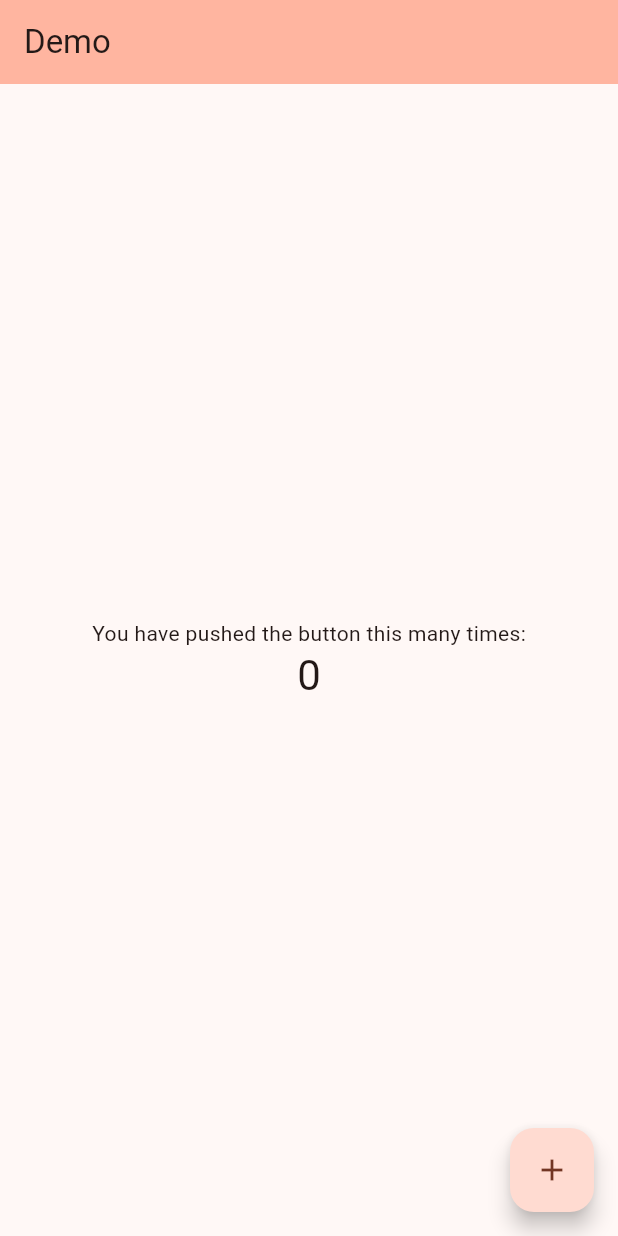
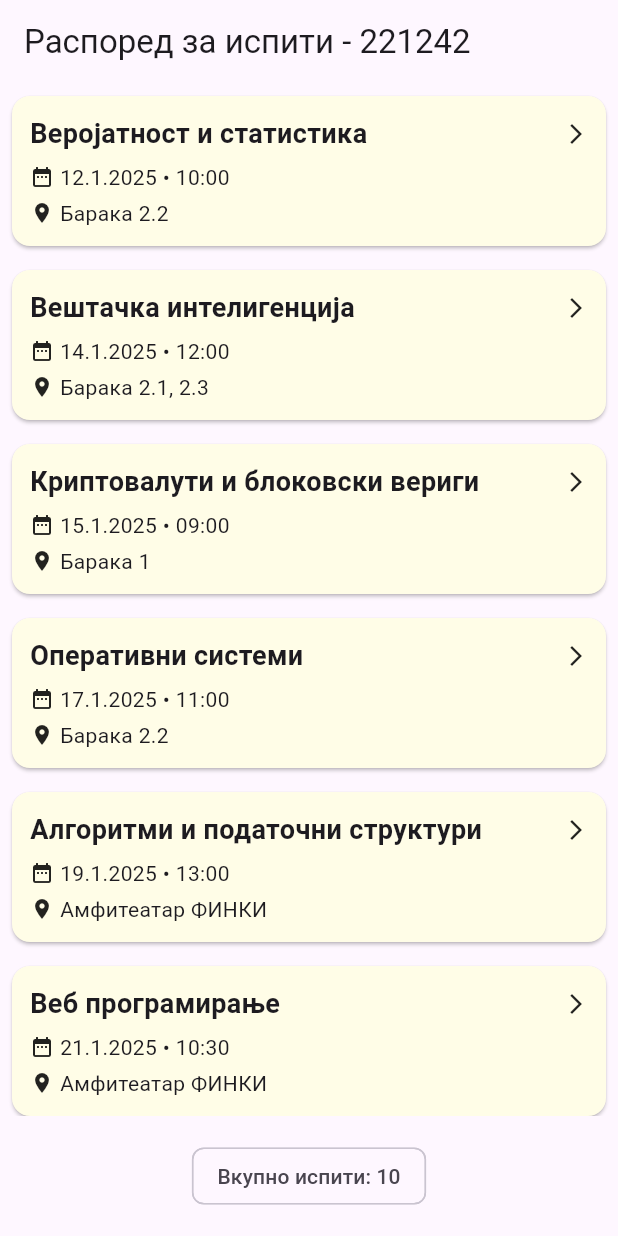
Before and after one commit to XimailMicho/Mobilni_labs, a Flutter app: the screen it shows after launch, on a phone screen of 412 x 824 dp. Run offline on Flutter 3.47's test engine with Material 3 defaults, Android fonts, the phone set to English and light mode, and no system bars.

Commit message:
Implemented lab1

```diff
--- a/lib/main.dart
+++ b/lib/main.dart
@@ -1,122 +1,18 @@
+import 'package:lab1/screens/ExamListScreen.dart';
 import 'package:flutter/material.dart';
 
 void main() {
-  runApp(const MyApp());
+  runApp(const ExamSchedulerApp());
 }
 
-class MyApp extends StatelessWidget {
-  const MyApp({super.key});
+class ExamSchedulerApp extends StatelessWidget {
+  const ExamSchedulerApp({super.key});
 
-  // This widget is the root of your application.
   @override
   Widget build(BuildContext context) {
     return MaterialApp(
-      title: 'Flutter Demo',
-      theme: ThemeData(
-        // This is the theme of your application.
-        //
-        // TRY THIS: Try running your application with "flutter run". You'll see
-        // the application has a purple toolbar. Then, without quitting the app,
-        // try changing the seedColor in the colorScheme below to Colors.green
-        // and then invoke "hot reload" (save your changes or press the "hot
-        // reload" button in a Flutter-supported IDE, or press "r" if you used
-        // the command line to start the app).
-        //
-        // Notice that the counter didn't reset back to zero; the application
-        // state is not lost during the reload. To reset the state, use hot
-        // restart instead.
-        //
-        // This works for code too, not just values: Most code changes can be
-        // tested with just a hot reload.
-        colorScheme: ColorScheme.fromSeed(seedColor: Colors.deepOrange),
-      ),
-      home: const MyHomePage(title: 'Flutter Demo Home Page'),
+      debugShowCheckedModeBanner: false,
+      home: const ExamListScreen(indexNumber: '221242'),
     );
   }
 }
-
-class MyHomePage extends StatefulWidget {
-  const MyHomePage({super.key, required this.title});
-
-  // This widget is the home page of your application. It is stateful, meaning
-  // that it has a State object (defined below) that contains fields that affect
-  // how it looks.
-
-  // This class is the configuration for the state. It holds the values (in this
-  // case the title) provided by the parent (in this case the App widget) and
-  // used by the build method of the State. Fields in a Widget subclass are
-  // always marked "final".
-
-  final String title;
-
-  @override
-  State<MyHomePage> createState() => _MyHomePageState();
-}
-
-class _MyHomePageState extends State<MyHomePage> {
-  int _counter = 0;
-
-  void _incrementCounter() {
-    setState(() {
-      // This call to setState tells the Flutter framework that something has
-      // changed in this State, which causes it to rerun the build method below
-      // so that the display can reflect the updated values. If we changed
-      // _counter without calling setState(), then the build method would not be
-      // called again, and so nothing would appear to happen.
-      _counter++;
-    });
-  }
-
-  @override
-  Widget build(BuildContext context) {
-    // This method is rerun every time setState is called, for instance as done
-    // by the _incrementCounter method above.
-    //
-    // The Flutter framework has been optimized to make rerunning build methods
-    // fast, so that you can just rebuild anything that needs updating rather
-    // than having to individually change instances of widgets.
-    return Scaffold(
-      appBar: AppBar(
-        // TRY THIS: Try changing the color here to a specific color (to
-        // Colors.amber, perhaps?) and trigger a hot reload to see the AppBar
-        // change color while the other colors stay the same.
-        backgroundColor: Theme.of(context).colorScheme.inversePrimary,
-        // Here we take the value from the MyHomePage object that was created by
-        // the App.build method, and use it to set our appbar title.
-        title: Text("Demo"),
-      ),
-      body: Center(
-        // Center is a layout widget. It takes a single child and positions it
-        // in the middle of the parent.
-        child: Column(
-          // Column is also a layout widget. It takes a list of children and
-          // arranges them vertically. By default, it sizes itself to fit its
-          // children horizontally, and tries to be as tall as its parent.
-          //
-          // Column has various properties to control how it sizes itself and
-          // how it positions its children. Here we use mainAxisAlignment to
-          // center the children vertically; the main axis here is the vertical
-          // axis because Columns are vertical (the cross axis would be
-          // horizontal).
-          //
-          // TRY THIS: Invoke "debug painting" (choose the "Toggle Debug Paint"
-          // action in the IDE, or press "p" in the console), to see the
-          // wireframe for each widget.
-          mainAxisAlignment: MainAxisAlignment.center,
-          children: <Widget>[
-            const Text('You have pushed the button this many times:'),
-            Text(
-              '$_counter',
-              style: Theme.of(context).textTheme.headlineMedium,
-            ),
-          ],
-        ),
-      ),
-      floatingActionButton: FloatingActionButton(
-        onPressed: _incrementCounter,
-        tooltip: 'Increment',
-        child: const Icon(Icons.add),
-      ), // This trailing comma makes auto-formatting nicer for build methods.
-    );
-  }
-}
--- /dev/null
+++ b/lib/models/Exam.dart
@@ -0,0 +1,11 @@
+class Exam {
+  final String subject;
+  final DateTime dateTime;
+  final List<String> classrooms;
+
+  Exam({
+    required this.subject,
+    required this.dateTime,
+    required this.classrooms,
+  });
+}
--- /dev/null
+++ b/lib/screens/ExamListScreen.dart
@@ -0,0 +1,42 @@
+import 'package:flutter/material.dart';
+import '../models/Exam.dart';
+import '../widgets/ExamCard.dart';
+
+class ExamListScreen extends StatelessWidget {
+  final String indexNumber;
+  const ExamListScreen({super.key, required this.indexNumber});
+
+  @override
+  Widget build(BuildContext context) {
+    final exams = [
+      Exam(subject: 'Веројатност и статистика', dateTime: DateTime(2025, 1, 12, 10, 0), classrooms: ['Барака 2.2']),
+      Exam(subject: 'Вештачка интелигенција', dateTime: DateTime(2025, 1, 14, 12, 0), classrooms: ['Барака 2.1', '2.3']),
+      Exam(subject: 'Криптовалути и блоковски вериги', dateTime: DateTime(2025, 1, 15, 9, 0), classrooms: ['Барака 1']),
+      Exam(subject: 'Оперативни системи', dateTime: DateTime(2025, 1, 17, 11, 0), classrooms: ['Барака 2.2']),
+      Exam(subject: 'Алгоритми и податочни структури', dateTime: DateTime(2025, 1, 19, 13, 0), classrooms: ['Амфитеатар ФИНКИ']),
+      Exam(subject: 'Веб програмирање', dateTime: DateTime(2025, 1, 21, 10, 30), classrooms: ['Амфитеатар ФИНКИ']),
+      Exam(subject: 'Калкулус', dateTime: DateTime(2026, 3, 23, 8, 0), classrooms: ['112']),
+      Exam(subject: 'Структурно програмирање', dateTime: DateTime(2026, 4, 25, 9, 30), classrooms: ['Барака 2.1']),
+      Exam(subject: 'Бази на податоци', dateTime: DateTime(2025, 1, 27, 11, 30), classrooms: ['Барака 1', '3']),
+      Exam(subject: 'Континуирана интеграција и испорака', dateTime: DateTime(2026, 5, 29, 14, 0), classrooms: ['Барака 1']),
+    ]..sort((a, b) => a.dateTime.compareTo(b.dateTime));
+
+    return Scaffold(
+      appBar: AppBar(title: Text('Распоред за испити - $indexNumber')),
+      body: Column(
+        children: [
+          Expanded(
+            child: ListView.builder(
+              itemCount: exams.length,
+              itemBuilder: (context, index) => ExamCard(exam: exams[index]),
+            ),
+          ),
+          Container(
+            padding: const EdgeInsets.all(16),
+            child: Chip(label: Text('Вкупно испити: ${exams.length}')),
+          ),
+        ],
+      ),
+    );
+  }
+}
--- /dev/null
+++ b/lib/widgets/ExamCard.dart
@@ -0,0 +1,51 @@
+import 'package:flutter/material.dart';
+import '../models/Exam.dart';
+import '../screens/ExamDetailsScreen.dart';
+
+class ExamCard extends StatelessWidget {
+  final Exam exam;
+  const ExamCard({super.key, required this.exam});
+
+  @override
+  Widget build(BuildContext context) {
+    final now = DateTime.now();
+    final isPast = exam.dateTime.isBefore(now);
+
+    return Card(
+      color: isPast ? Colors.yellow.shade50 : Colors.white,
+      margin: const EdgeInsets.all(8),
+      child: InkWell(
+        onTap: () => Navigator.push(
+          context,
+          MaterialPageRoute(builder: (_) => ExamDetailScreen(exam: exam)),
+        ),
+        child: Padding(
+          padding: const EdgeInsets.all(12),
+          child: Column(
+            crossAxisAlignment: CrossAxisAlignment.start,
+            children: [
+              Row(
+                children: [
+                  Expanded(child: Text(exam.subject, style: const TextStyle( fontSize: 18, fontWeight: FontWeight.bold))),
+                  const Icon(Icons.arrow_forward_ios, size: 16)
+                ],
+              ),
+              const SizedBox(height: 6),
+              Row(children: [
+                const Icon(Icons.date_range, size: 16),
+                const SizedBox(width: 4),
+                Text('${exam.dateTime.day}.${exam.dateTime.month}.${exam.dateTime.year} • ${exam.dateTime.hour.toString().padLeft(2, '0')}:${exam.dateTime.minute.toString().padLeft(2, '0')}')
+              ]),
+              const SizedBox(height: 4),
+              Row(children: [
+                const Icon(Icons.place, size: 16),
+                const SizedBox(width: 4),
+                Text(exam.classrooms.join(', '))
+              ]),
+            ],
+          ),
+        ),
+      ),
+    );
+  }
+}
```
Also changed, not shown: lib/screens/ExamDetailsScreen.dart (added, +121 -0 lines).
